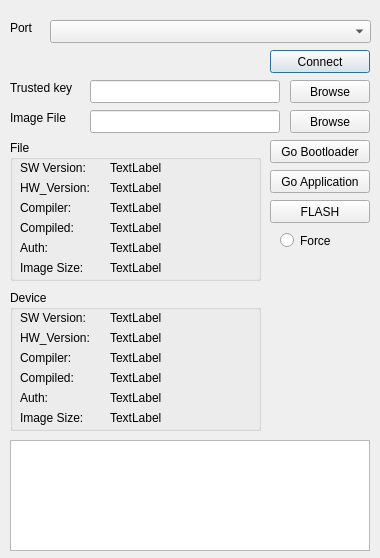
erdemefe90/avr-secure-bootloader, file Tools/Flasher/Flasher_GUI.ui: the form before one commit.
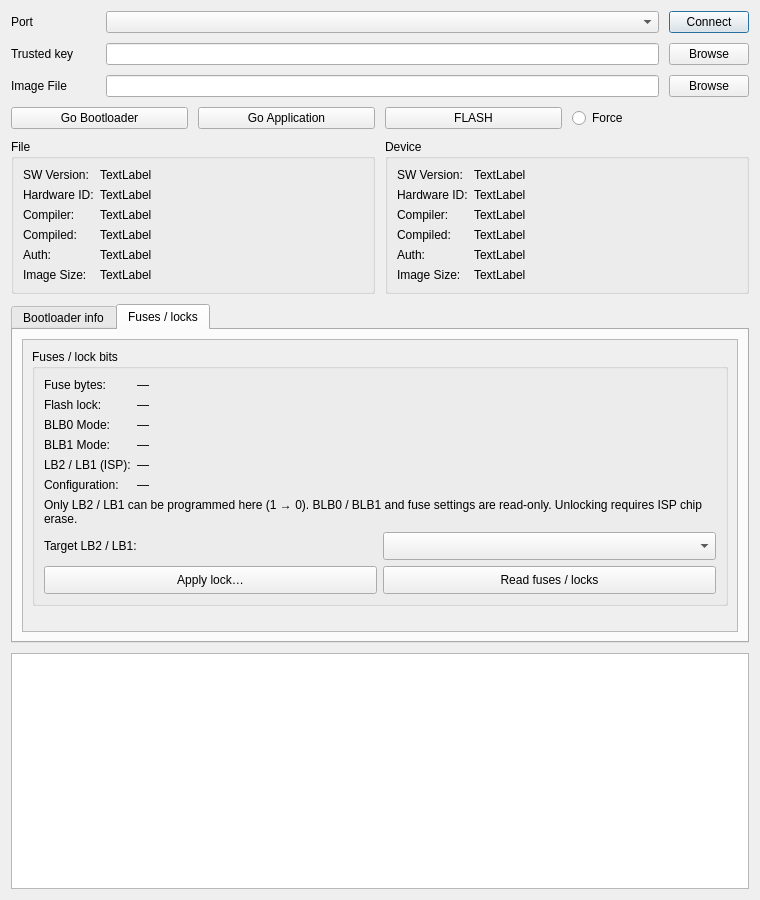
The form after the commit. The open tabs and pages were chosen to show the change. Icons and pictures are not drawn.

Commit message:
Refactor tests for Flasher GUI, add layout and serial writer tests
- Updated `test_gui.py` to remove unused imports and improve application reset handling.
- Enhanced tests for application transition, device info display, and lock confirmation.
- Introduced `test_layout.py` to verify ABI compliance and linker behavior with flash layout.
- Added `test_package.py` to validate header offsets and reject legacy packages.
- Created `test_serial_writer.py` to test serial writing functionality, including validation and error handling.

What changed in the file:
```diff
--- a/Tools/Flasher/Flasher_GUI.ui
+++ b/Tools/Flasher/Flasher_GUI.ui
@@ -9,8 +9,8 @@
    <rect>
     <x>0</x>
     <y>0</y>
-    <width>380</width>
-    <height>558</height>
+    <width>760</width>
+    <height>900</height>
    </rect>
   </property>
   <property name="windowTitle">
@@ -20,522 +20,643 @@
    <iconset>
     <normaloff>avr.png</normaloff>avr.png</iconset>
   </property>
-  <widget class="QComboBox" name="cb_port">
-   <property name="geometry">
-    <rect>
-     <x>50</x>
-     <y>20</y>
-     <width>321</width>
-     <height>23</height>
-    </rect>
+  <layout class="QVBoxLayout" name="main_layout">
+   <property name="spacing">
+    <number>10</number>
    </property>
-  </widget>
+   <item>
+    <layout class="QHBoxLayout" name="connection_layout" stretch="0,1,0">
+     <item>
   <widget class="QLabel" name="label">
-   <property name="geometry">
-    <rect>
-     <x>10</x>
-     <y>20</y>
-     <width>30</width>
-     <height>16</height>
-    </rect>
-   </property>
    <property name="text">
     <string>Port</string>
    </property>
-  </widget>
+       <property name="minimumSize">
+        <size>
+         <width>85</width>
+         <height>0</height>
+        </size>
+       </property>
+      </widget>
+     </item>
+     <item>
+      <widget class="QComboBox" name="cb_port">
+   </widget>
+     </item>
+     <item>
   <widget class="QPushButton" name="btn_connect">
-   <property name="geometry">
-    <rect>
-     <x>270</x>
-     <y>50</y>
-     <width>100</width>
-     <height>23</height>
-    </rect>
-   </property>
    <property name="text">
     <string>Connect</string>
    </property>
   </widget>
+     </item>
+    </layout>
+   </item>
+   <item>
+    <layout class="QHBoxLayout" name="key_layout" stretch="0,1,0">
+     <item>
   <widget class="QLabel" name="label_2">
-   <property name="geometry">
-    <rect>
-     <x>10</x>
-     <y>80</y>
-     <width>80</width>
-     <height>16</height>
-    </rect>
-   </property>
    <property name="text">
     <string>Trusted key</string>
    </property>
-  </widget>
+       <property name="minimumSize">
+        <size>
+         <width>85</width>
+         <height>0</height>
+        </size>
+       </property>
+      </widget>
+     </item>
+     <item>
+      <widget class="QLineEdit" name="ln_key">
+   </widget>
+     </item>
+     <item>
+      <widget class="QPushButton" name="btn_key">
+       <property name="text">
+        <string>Browse</string>
+       </property>
+       <property name="icon">
+        <iconset>
+         <normaloff>folder.png</normaloff>folder.png</iconset>
+       </property>
+      </widget>
+     </item>
+    </layout>
+   </item>
+   <item>
+    <layout class="QHBoxLayout" name="image_layout" stretch="0,1,0">
+     <item>
   <widget class="QLabel" name="label_3">
-   <property name="geometry">
-    <rect>
-     <x>10</x>
-     <y>110</y>
-     <width>71</width>
-     <height>16</height>
-    </rect>
-   </property>
    <property name="text">
     <string>Image File</string>
    </property>
-  </widget>
+       <property name="minimumSize">
+        <size>
+         <width>85</width>
+         <height>0</height>
+        </size>
+       </property>
+      </widget>
+     </item>
+     <item>
+      <widget class="QLineEdit" name="ln_img">
+   </widget>
+     </item>
+     <item>
+      <widget class="QPushButton" name="btn_img">
+       <property name="text">
+        <string>Browse</string>
+       </property>
+       <property name="icon">
+        <iconset>
+         <normaloff>folder.png</normaloff>folder.png</iconset>
+       </property>
+      </widget>
+     </item>
+    </layout>
+   </item>
+   <item>
+    <layout class="QHBoxLayout" name="actions_layout">
+     <item>
   <widget class="QPushButton" name="btn_bootloader">
-   <property name="geometry">
-    <rect>
-     <x>270</x>
-     <y>140</y>
-     <width>100</width>
-     <height>23</height>
-    </rect>
-   </property>
    <property name="text">
     <string>Go Bootloader</string>
    </property>
   </widget>
+     </item>
+     <item>
   <widget class="QPushButton" name="btn_app">
-   <property name="geometry">
-    <rect>
-     <x>270</x>
-     <y>170</y>
-     <width>100</width>
-     <height>23</height>
-    </rect>
-   </property>
    <property name="text">
     <string>Go Application</string>
    </property>
   </widget>
+     </item>
+     <item>
   <widget class="QPushButton" name="btn_flash">
-   <property name="geometry">
-    <rect>
-     <x>270</x>
-     <y>200</y>
-     <width>100</width>
-     <height>23</height>
-    </rect>
-   </property>
    <property name="text">
     <string>FLASH</string>
    </property>
   </widget>
+     </item>
+     <item>
   <widget class="QRadioButton" name="radioButton">
-   <property name="geometry">
-    <rect>
-     <x>280</x>
-     <y>230</y>
-     <width>99</width>
-     <height>21</height>
-    </rect>
-   </property>
    <property name="text">
     <string>Force</string>
    </property>
   </widget>
+     </item>
+    </layout>
+   </item>
+   <item>
+    <layout class="QHBoxLayout" name="metadata_layout">
+     <item>
+      <widget class="QGroupBox" name="gb_file">
+       <property name="title">
+        <string>File</string>
+       </property>
+       <layout class="QGridLayout" name="gb_file_layout" columnstretch="0,1">
+        <item row="0" column="0">
+         <widget class="QLabel" name="label_14">
+          <property name="text">
+           <string>SW Version:</string>
+          </property>
+         </widget>
+        </item>
+        <item row="0" column="1">
+         <widget class="QLabel" name="lb_file_sw">
+          <property name="text">
+           <string>TextLabel</string>
+          </property>
+          <property name="wordWrap">
+           <bool>true</bool>
+          </property>
+         </widget>
+        </item>
+        <item row="1" column="0">
+         <widget class="QLabel" name="label_18">
+          <property name="text">
+           <string>Hardware ID:</string>
+          </property>
+         </widget>
+        </item>
+        <item row="1" column="1">
+         <widget class="QLabel" name="lb_file_hw">
+          <property name="text">
+           <string>TextLabel</string>
+          </property>
+          <property name="wordWrap">
+           <bool>true</bool>
+          </property>
+         </widget>
+        </item>
+        <item row="2" column="0">
+         <widget class="QLabel" name="label_20">
+          <property name="text">
+           <string>Compiler:</string>
+          </property>
+         </widget>
+        </item>
+        <item row="2" column="1">
+         <widget class="QLabel" name="lb_file_compiler">
+          <property name="text">
+           <string>TextLabel</string>
+          </property>
+          <property name="wordWrap">
+           <bool>true</bool>
+          </property>
+         </widget>
+        </item>
+        <item row="3" column="0">
+         <widget class="QLabel" name="label_10">
+          <property name="text">
+           <string>Compiled:</string>
+          </property>
+         </widget>
+        </item>
+        <item row="3" column="1">
+         <widget class="QLabel" name="lb_file_compile_time">
+          <property name="text">
+           <string>TextLabel</string>
+          </property>
+          <property name="wordWrap">
+           <bool>true</bool>
+          </property>
+         </widget>
+        </item>
+        <item row="4" column="0">
+         <widget class="QLabel" name="label_file_auth">
+          <property name="text">
+           <string>Auth:</string>
+          </property>
+         </widget>
+        </item>
+        <item row="4" column="1">
+         <widget class="QLabel" name="lb_file_auth">
+          <property name="text">
+           <string>TextLabel</string>
+          </property>
+          <property name="wordWrap">
+           <bool>true</bool>
+          </property>
+         </widget>
+        </item>
+        <item row="5" column="0">
+         <widget class="QLabel" name="label_file_size">
+          <property name="text">
+           <string>Image Size:</string>
+          </property>
+         </widget>
+        </item>
+        <item row="5" column="1">
+         <widget class="QLabel" name="lb_file_size">
+          <property name="text">
+           <string>TextLabel</string>
+          </property>
+          <property name="wordWrap">
+           <bool>true</bool>
+          </property>
+         </widget>
+        </item>
+       </layout>
+      </widget>
+     </item>
+     <item>
   <widget class="QGroupBox" name="gb_device">
-   <property name="geometry">
-    <rect>
-     <x>10</x>
-     <y>290</y>
-     <width>251</width>
-     <height>141</height>
-    </rect>
-   </property>
    <property name="title">
     <string>Device</string>
    </property>
+       <layout class="QGridLayout" name="gb_device_layout" columnstretch="0,1">
+        <item row="0" column="0">
    <widget class="QLabel" name="label_5">
-    <property name="geometry">
-     <rect>
-      <x>10</x>
-      <y>20</y>
-      <width>91</width>
-      <height>16</height>
-     </rect>
-    </property>
     <property name="text">
      <string>SW Version:</string>
     </property>
    </widget>
-   <widget class="QLabel" name="label_6">
-    <property name="geometry">
-     <rect>
-      <x>10</x>
-      <y>40</y>
-      <width>91</width>
-      <height>16</height>
-     </rect>
-    </property>
-    <property name="text">
-     <string>HW_Version:</string>
-    </property>
-   </widget>
-   <widget class="QLabel" name="label_8">
-    <property name="geometry">
-     <rect>
-      <x>10</x>
-      <y>60</y>
-      <width>91</width>
-      <height>16</height>
-     </rect>
-    </property>
-    <property name="text">
-     <string>Compiler:</string>
-    </property>
-   </widget>
+        </item>
+        <item row="0" column="1">
    <widget class="QLabel" name="lb_dev_sw">
-    <property name="geometry">
-     <rect>
-      <x>100</x>
-      <y>20</y>
-      <width>100</width>
-      <height>15</height>
-     </rect>
-    </property>
     <property name="text">
      <string>TextLabel</string>
     </property>
-   </widget>
+          <property name="wordWrap">
+           <bool>true</bool>
+          </property>
+         </widget>
+        </item>
+        <item row="1" column="0">
+         <widget class="QLabel" name="label_6">
+          <property name="text">
+           <string>Hardware ID:</string>
+          </property>
+         </widget>
+        </item>
+        <item row="1" column="1">
    <widget class="QLabel" name="lb_dev_hw">
-    <property name="geometry">
-     <rect>
-      <x>100</x>
-      <y>40</y>
-      <width>100</width>
-      <height>15</height>
-     </rect>
-    </property>
     <property name="text">
      <string>TextLabel</string>
     </property>
-   </widget>
+          <property name="wordWrap">
+           <bool>true</bool>
+          </property>
+         </widget>
+        </item>
+        <item row="2" column="0">
+         <widget class="QLabel" name="label_8">
+          <property name="text">
+           <string>Compiler:</string>
+          </property>
+         </widget>
+        </item>
+        <item row="2" column="1">
    <widget class="QLabel" name="lb_dev_compiler">
-    <property name="geometry">
-     <rect>
-      <x>100</x>
-      <y>60</y>
-      <width>141</width>
-      <height>16</height>
-     </rect>
-    </property>
     <property name="text">
      <string>TextLabel</string>
     </property>
-   </widget>
+          <property name="wordWrap">
+           <bool>true</bool>
+          </property>
+         </widget>
+        </item>
+        <item row="3" column="0">
    <widget class="QLabel" name="label_9">
-    <property name="geometry">
-     <rect>
-      <x>10</x>
-      <y>80</y>
-      <width>91</width>
-      <height>16</height>
-     </rect>
-    </property>
     <property name="text">
      <string>Compiled:</string>
     </property>
    </widget>
+        </item>
+        <item row="3" column="1">
    <widget class="QLabel" name="lb_dev_compile_time">
-    <property name="geometry">
-     <rect>
-      <x>100</x>
-      <y>80</y>
-      <width>141</width>
-      <height>15</height>
-     </rect>
-    </property>
     <property name="text">
      <string>TextLabel</string>
     </property>
-   </widget>
+          <property name="wordWrap">
+           <bool>true</bool>
+          </property>
+         </widget>
+        </item>
+        <item row="4" column="0">
    <widget class="QLabel" name="label_dev_auth">
-    <property name="geometry">
-     <rect>
-      <x>10</x>
-      <y>100</y>
-      <width>91</width>
-      <height>16</height>
-     </rect>
-    </property>
     <property name="text">
      <string>Auth:</string>
     </property>
    </widget>
+        </item>
+        <item row="4" column="1">
    <widget class="QLabel" name="lb_dev_auth">
-    <property name="geometry">
-     <rect>
-      <x>100</x>
-      <y>100</y>
-      <width>141</width>
-      <height>16</height>
-     </rect>
-    </property>
     <property name="text">
      <string>TextLabel</string>
     </property>
-   </widget>
+          <property name="wordWrap">
+           <bool>true</bool>
+          </property>
+         </widget>
+        </item>
+        <item row="5" column="0">
    <widget class="QLabel" name="label_dev_size">
-    <property name="geometry">
-     <rect>
-      <x>10</x>
-      <y>120</y>
-      <width>91</width>
-      <height>16</height>
-     </rect>
-    </property>
     <property name="text">
      <string>Image Size:</string>
     </property>
    </widget>
+        </item>
+        <item row="5" column="1">
    <widget class="QLabel" name="lb_dev_size">
-    <property name="geometry">
-     <rect>
-      <x>100</x>
-      <y>120</y>
-      <width>141</width>
-      <height>16</height>
-     </rect>
-    </property>
     <property name="text">
      <string>TextLabel</string>
     </property>
-   </widget>
-  </widget>
-  <widget class="QGroupBox" name="gb_file">
-   <property name="geometry">
-    <rect>
-     <x>10</x>
-     <y>140</y>
-     <width>251</width>
-     <height>141</height>
-    </rect>
-   </property>
+          <property name="wordWrap">
+           <bool>true</bool>
+          </property>
+         </widget>
+        </item>
+       </layout>
+      </widget>
+     </item>
+    </layout>
+   </item>
+   <item>
+    <widget class="QTabWidget" name="tabs_device">
+     <widget class="QWidget" name="tab_boot">
+      <attribute name="title">
+       <string>Bootloader info</string>
+      </attribute>
+      <layout class="QVBoxLayout" name="tab_boot_layout">
+       <item alignment="Qt::AlignTop">
+        <widget class="QGroupBox" name="gb_boot">
    <property name="title">
-    <string>File</string>
-   </property>
-   <widget class="QLabel" name="label_20">
-    <property name="geometry">
-     <rect>
-      <x>10</x>
-      <y>60</y>
-      <width>91</width>
-      <height>16</height>
-     </rect>
-    </property>
+          <string>Bootloader info</string>
+         </property>
+         <layout class="QGridLayout" name="boot_info_layout" columnstretch="0,1">
+          <item row="0" column="0">
+           <widget class="QLabel" name="label_lb_boot_version">
     <property name="text">
-     <string>Compiler:</string>
-    </property>
-   </widget>
-   <widget class="QLabel" name="label_14">
-    <property name="geometry">
-     <rect>
-      <x>10</x>
-      <y>20</y>
-      <width>91</width>
-      <height>16</height>
-     </rect>
-    </property>
+             <string>Boot version:</string>
+            </property>
+           </widget>
+          </item>
+          <item row="0" column="1">
+           <widget class="QLabel" name="lb_boot_version">
     <property name="text">
-     <string>SW Version:</string>
-    </property>
-   </widget>
-   <widget class="QLabel" name="label_18">
-    <property name="geometry">
-     <rect>
-      <x>10</x>
-      <y>40</y>
-      <width>91</width>
-      <height>16</height>
-     </rect>
-    </property>
+             <string>—</string>
+            </property>
+            <property name="wordWrap">
+             <bool>true</bool>
+            </property>
+           </widget>
+          </item>
+          <item row="1" column="0">
+           <widget class="QLabel" name="label_lb_boot_compiled">
     <property name="text">
-     <string>HW_Version:</string>
-    </property>
-   </widget>
-   <widget class="QLabel" name="lb_file_sw">
-    <property name="geometry">
-     <rect>
-      <x>100</x>
-      <y>20</y>
-      <width>100</width>
-      <height>15</height>
-     </rect>
-    </property>
+             <string>Boot compiled:</string>
+            </property>
+           </widget>
+          </item>
+          <item row="1" column="1">
+           <widget class="QLabel" name="lb_boot_compiled">
     <property name="text">
-     <string>TextLabel</string>
-    </property>
-   </widget>
-   <widget class="QLabel" name="lb_file_compiler">
-    <property name="geometry">
-     <rect>
-      <x>100</x>
-      <y>60</y>
-      <width>141</width>
-      <height>16</height>
-     </rect>
-    </property>
+             <string>—</string>
+            </property>
+            <property name="wordWrap">
+             <bool>true</bool>
+            </property>
+           </widget>
+          </item>
+          <item row="2" column="0">
+           <widget class="QLabel" name="label_lb_serial">
+            <property name="text">
+             <string>Serial number:</string>
+            </property>
+           </widget>
+          </item>
+          <item row="2" column="1">
+           <widget class="QLabel" name="lb_serial">
     <property name="text">
-     <string>TextLabel</string>
-    </property>
-   </widget>
-   <widget class="QLabel" name="lb_file_hw">
-    <property name="geometry">
-     <rect>
-      <x>100</x>
-      <y>40</y>
-      <width>100</width>
-      <height>15</height>
-     </rect>
-    </property>
+             <string>—</string>
+            </property>
+            <property name="wordWrap">
+             <bool>true</bool>
+            </property>
+            <property name="textFormat">
+             <enum>Qt::PlainText</enum>
+            </property>
+           </widget>
+          </item>
+         </layout>
+        </widget>
+       </item>
+      </layout>
+     </widget>
+     <widget class="QWidget" name="tab_protection">
+      <attribute name="title">
+       <string>Fuses / locks</string>
+      </attribute>
+      <layout class="QVBoxLayout" name="tab_protection_layout">
+       <item>
+        <widget class="QScrollArea" name="lock_scroll">
+         <property name="widgetResizable">
+          <bool>true</bool>
+         </property>
+         <widget class="QWidget" name="lock_scroll_contents">
+          <layout class="QVBoxLayout" name="lock_scroll_layout">
+           <item alignment="Qt::AlignTop">
+            <widget class="QGroupBox" name="gb_protection">
+             <property name="title">
+              <string>Fuses / lock bits</string>
+             </property>
+             <layout class="QGridLayout" name="lock_info_layout" columnstretch="0,1">
+              <item row="0" column="0">
+               <widget class="QLabel" name="label_lb_fuses">
     <property name="text">
-     <string>TextLabel</string>
-    </property>
-   </widget>
-   <widget class="QLabel" name="label_10">
-    <property name="geometry">
-     <rect>
-      <x>10</x>
-      <y>80</y>
-      <width>91</width>
-      <height>16</height>
-     </rect>
-    </property>
+                 <string>Fuse bytes:</string>
+                </property>
+               </widget>
+              </item>
+              <item row="0" column="1">
+               <widget class="QLabel" name="lb_fuses">
+                <property name="text">
+                 <string>—</string>
+                </property>
+                <property name="wordWrap">
+                 <bool>true</bool>
+                </property>
+               </widget>
+              </item>
+              <item row="1" column="0">
+               <widget class="QLabel" name="label_lb_locks">
     <property name="text">
-     <string>Compiled:</string>
-    </property>
-   </widget>
-   <widget class="QLabel" name="lb_file_compile_time">
-    <property name="geometry">
-     <rect>
-      <x>100</x>
-      <y>80</y>
-      <width>141</width>
-      <height>15</height>
-     </rect>
-    </property>
+                 <string>Flash lock:</string>
+                </property>
+               </widget>
+              </item>
+              <item row="1" column="1">
+               <widget class="QLabel" name="lb_locks">
+                <property name="text">
+                 <string>—</string>
+                </property>
+                <property name="wordWrap">
+                 <bool>true</bool>
+                </property>
+               </widget>
+              </item>
+              <item row="4" column="0">
+               <widget class="QLabel" name="label_lb_isp">
     <property name="text">
-     <string>TextLabel</string>
-    </property>
-   </widget>
-   <widget class="QLabel" name="label_file_auth">
-    <property name="geometry">
-     <rect>
-      <x>10</x>
-      <y>100</y>
-      <width>91</width>
-      <height>16</height>
-     </rect>
-    </property>
+                 <string>LB2 / LB1 (ISP):</string>
+                </property>
+               </widget>
+              </item>
+              <item row="4" column="1">
+               <widget class="QLabel" name="lb_isp">
+                <property name="text">
+                 <string>—</string>
+                </property>
+                <property name="wordWrap">
+                 <bool>true</bool>
+                </property>
+               </widget>
+              </item>
+              <item row="5" column="0">
+               <widget class="QLabel" name="label_lb_fuse_note">
     <property name="text">
-     <string>Auth:</string>
-    </property>
-   </widget>
-   <widget class="QLabel" name="lb_file_auth">
-    <property name="geometry">
-     <rect>
-      <x>100</x>
-      <y>100</y>
-      <width>141</width>
-      <height>16</height>
-     </rect>
-    </property>
+                 <string>Configuration:</string>
+                </property>
+               </widget>
+              </item>
+              <item row="5" column="1">
+               <widget class="QLabel" name="lb_fuse_note">
+                <property name="text">
+                 <string>—</string>
+                </property>
+                <property name="wordWrap">
+                 <bool>true</bool>
+                </property>
+               </widget>
+              </item>
+              <item row="6" column="0" colspan="2">
+               <widget class="QLabel" name="label_isp_note">
     <property name="text">
-     <string>TextLabel</string>
-    </property>
-   </widget>
-   <widget class="QLabel" name="label_file_size">
-    <property name="geometry">
-     <rect>
-      <x>10</x>
-      <y>120</y>
-      <width>91</width>
-      <height>16</height>
-     </rect>
-    </property>
+                 <string>Only LB2 / LB1 can be programmed here (1 → 0). BLB0 / BLB1 and fuse settings are read-only. Unlocking requires ISP chip erase.</string>
+                </property>
+                <property name="wordWrap">
+                 <bool>true</bool>
+                </property>
+               </widget>
+              </item>
+              <item row="2" column="0">
+               <widget class="QLabel" name="label_BLB0">
+                <property name="text">
+                 <string>BLB0 Mode:</string>
+                </property>
+                <property name="wordWrap">
+                 <bool>true</bool>
+                </property>
+               </widget>
+              </item>
+              <item row="2" column="1">
+               <widget class="QLabel" name="lb_blb0">
     <property name="text">
-     <string>Image Size:</string>
-    </property>
-   </widget>
-   <widget class="QLabel" name="lb_file_size">
-    <property name="geometry">
-     <rect>
-      <x>100</x>
-      <y>120</y>
-      <width>141</width>
-      <height>16</height>
-     </rect>
-    </property>
+                 <string>—</string>
+                </property>
+                <property name="wordWrap">
+                 <bool>true</bool>
+                </property>
+               </widget>
+              </item>
+              <item row="3" column="0">
+               <widget class="QLabel" name="label_BLB1">
+                <property name="text">
+                 <string>BLB1 Mode:</string>
+                </property>
+                <property name="wordWrap">
+                 <bool>true</bool>
+                </property>
+               </widget>
+              </item>
+              <item row="3" column="1">
+               <widget class="QLabel" name="lb_blb1">
     <property name="text">
-     <string>TextLabel</string>
-    </property>
-   </widget>
-  </widget>
-  <widget class="QLineEdit" name="ln_key">
-   <property name="geometry">
-    <rect>
-     <x>90</x>
-     <y>80</y>
-     <width>190</width>
-     <height>23</height>
-    </rect>
-   </property>
-  </widget>
-  <widget class="QPushButton" name="btn_key">
-   <property name="geometry">
-    <rect>
-     <x>290</x>
-     <y>80</y>
-     <width>80</width>
-     <height>23</height>
-    </rect>
-   </property>
+                 <string>—</string>
+                </property>
+                <property name="wordWrap">
+                 <bool>true</bool>
+                </property>
+               </widget>
+              </item>
+              <item row="7" column="0" colspan="2">
+               <layout class="QGridLayout" name="lock_targets_layout">
+                <item row="1" column="0">
+                 <widget class="QPushButton" name="btn_lock">
+                  <property name="text">
+                   <string>Apply lock…</string>
+                  </property>
+                  <property name="minimumSize">
+                   <size>
+                    <width>0</width>
+                    <height>28</height>
+                   </size>
+                  </property>
+                 </widget>
+                </item>
+                <item row="1" column="1">
+                 <widget class="QPushButton" name="btn_info">
+                  <property name="text">
+                   <string>Read fuses / locks</string>
+                  </property>
+                  <property name="minimumSize">
+                   <size>
+                    <width>0</width>
+                    <height>28</height>
+                   </size>
+                  </property>
+                 </widget>
+                </item>
+                <item row="0" column="0">
+                 <widget class="QLabel" name="label_target_lb">
    <property name="text">
-    <string>Browse</string>
-   </property>
-   <property name="icon">
-    <iconset>
-     <normaloff>folder.png</normaloff>folder.png</iconset>
-   </property>
-  </widget>
-  <widget class="QLineEdit" name="ln_img">
-   <property name="geometry">
-    <rect>
-     <x>90</x>
-     <y>110</y>
-     <width>190</width>
-     <height>23</height>
-    </rect>
-   </property>
-  </widget>
-  <widget class="QPushButton" name="btn_img">
-   <property name="geometry">
-    <rect>
-     <x>290</x>
-     <y>110</y>
-     <width>80</width>
-     <height>23</height>
-    </rect>
-   </property>
-   <property name="text">
-    <string>Browse</string>
-   </property>
-   <property name="icon">
-    <iconset>
-     <normaloff>folder.png</normaloff>folder.png</iconset>
-   </property>
-  </widget>
+                   <string>Target LB2 / LB1:</string>
+                  </property>
+                  <property name="wordWrap">
+                   <bool>true</bool>
+                  </property>
+                 </widget>
+                </item>
+                <item row="0" column="1">
+                 <widget class="QComboBox" name="cb_lb">
+                  <property name="minimumSize">
+                   <size>
+                    <width>0</width>
+                    <height>28</height>
+                   </size>
+                  </property>
+                 </widget>
+                </item>
+               </layout>
+              </item>
+              <property name="sizeConstraint">
+               <enum>QLayout::SetMinimumSize</enum>
+              </property>
+             </layout>
+            </widget>
+           </item>
+          </layout>
+         </widget>
+        </widget>
+       </item>
+      </layout>
+     </widget>
+     <property name="minimumSize">
+      <size>
+       <width>0</width>
+       <height>300</height>
+      </size>
+     </property>
+    </widget>
+   </item>
+   <item>
   <widget class="QTextEdit" name="tx_log">
-   <property name="geometry">
-    <rect>
-     <x>10</x>
-     <y>440</y>
-     <width>360</width>
-     <height>111</height>
-    </rect>
-   </property>
-  </widget>
+   </widget>
+   </item>
+  </layout>
  </widget>
  <resources />
  <connections />
```
Left out of the diff: 4 changed lines with no effect on the pictures. Lines whose indentation alone changed are shown as unchanged. The commit also changes 20 other files.
